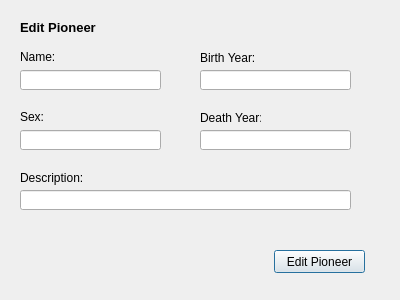
Old version of the form vika3/ui/editpioneer.ui in the repository hlynurstef/Verklegt-namskeid-1-vika-3.
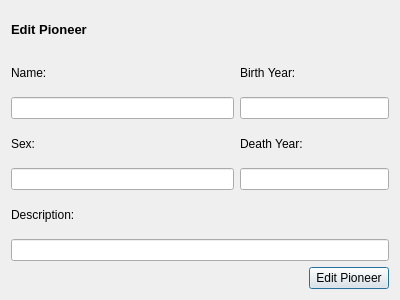
New version of the form. Icons and pictures are not drawn.

What changed in the file:
```diff
--- a/vika3/ui/editpioneer.ui
+++ b/vika3/ui/editpioneer.ui
@@ -17,147 +17,72 @@
    <iconset resource="resources.qrc">
     <normaloff>:/icons/Images/edit_.png</normaloff>:/icons/Images/edit_.png</iconset>
   </property>
+  <layout class="QGridLayout" name="gridLayout">
+   <item row="0" column="0">
   <widget class="QLabel" name="label">
-   <property name="geometry">
-    <rect>
-     <x>20</x>
-     <y>20</y>
-     <width>121</width>
-     <height>16</height>
-    </rect>
-   </property>
    <property name="text">
     <string>&lt;html&gt;&lt;head/&gt;&lt;body&gt;&lt;p&gt;&lt;span style=&quot; font-size:10pt; font-weight:600;&quot;&gt;Edit Pioneer&lt;/span&gt;&lt;/p&gt;&lt;/body&gt;&lt;/html&gt;</string>
    </property>
   </widget>
+   </item>
+   <item row="1" column="0">
   <widget class="QLabel" name="label_2">
-   <property name="geometry">
-    <rect>
-     <x>20</x>
-     <y>50</y>
-     <width>47</width>
-     <height>13</height>
-    </rect>
-   </property>
    <property name="text">
     <string>Name:</string>
    </property>
   </widget>
+   </item>
+   <item row="1" column="1">
   <widget class="QLabel" name="label_3">
-   <property name="geometry">
-    <rect>
-     <x>200</x>
-     <y>50</y>
-     <width>61</width>
-     <height>16</height>
-    </rect>
-   </property>
    <property name="text">
     <string>Birth Year:</string>
    </property>
   </widget>
-  <widget class="QLineEdit" name="lineEdit">
-   <property name="geometry">
-    <rect>
-     <x>20</x>
-     <y>70</y>
-     <width>141</width>
-     <height>20</height>
-    </rect>
-   </property>
-  </widget>
-  <widget class="QLineEdit" name="lineEdit_2">
-   <property name="geometry">
-    <rect>
-     <x>200</x>
-     <y>70</y>
-     <width>151</width>
-     <height>20</height>
-    </rect>
-   </property>
-  </widget>
+   </item>
+   <item row="2" column="0">
+    <widget class="QLineEdit" name="lineEdit"/>
+   </item>
+   <item row="2" column="1" colspan="2">
+    <widget class="QLineEdit" name="lineEdit_2"/>
+   </item>
+   <item row="3" column="0">
   <widget class="QLabel" name="label_4">
-   <property name="geometry">
-    <rect>
-     <x>20</x>
-     <y>110</y>
-     <width>47</width>
-     <height>13</height>
-    </rect>
-   </property>
    <property name="text">
     <string>Sex:</string>
    </property>
   </widget>
-  <widget class="QLineEdit" name="lineEdit_3">
-   <property name="geometry">
-    <rect>
-     <x>20</x>
-     <y>130</y>
-     <width>141</width>
-     <height>20</height>
-    </rect>
-   </property>
-  </widget>
+   </item>
+   <item row="3" column="1">
   <widget class="QLabel" name="label_5">
-   <property name="geometry">
-    <rect>
-     <x>200</x>
-     <y>110</y>
-     <width>61</width>
-     <height>16</height>
-    </rect>
-   </property>
    <property name="text">
     <string>Death Year:</string>
    </property>
   </widget>
-  <widget class="QLineEdit" name="lineEdit_4">
-   <property name="geometry">
-    <rect>
-     <x>200</x>
-     <y>130</y>
-     <width>151</width>
-     <height>20</height>
-    </rect>
-   </property>
-  </widget>
+   </item>
+   <item row="4" column="0">
+    <widget class="QLineEdit" name="lineEdit_3"/>
+   </item>
+   <item row="4" column="1" colspan="2">
+    <widget class="QLineEdit" name="lineEdit_4"/>
+   </item>
+   <item row="5" column="0">
   <widget class="QLabel" name="label_6">
-   <property name="geometry">
-    <rect>
-     <x>20</x>
-     <y>170</y>
-     <width>91</width>
-     <height>16</height>
-    </rect>
-   </property>
    <property name="text">
     <string>Description:</string>
    </property>
   </widget>
-  <widget class="QLineEdit" name="lineEdit_5">
-   <property name="geometry">
-    <rect>
-     <x>20</x>
-     <y>190</y>
-     <width>331</width>
-     <height>20</height>
-    </rect>
-   </property>
-  </widget>
+   </item>
+   <item row="6" column="0" colspan="3">
+    <widget class="QLineEdit" name="lineEdit_5"/>
+   </item>
+   <item row="7" column="2">
   <widget class="QPushButton" name="pushButton">
-   <property name="geometry">
-    <rect>
-     <x>274</x>
-     <y>250</y>
-     <width>91</width>
-     <height>23</height>
-    </rect>
-   </property>
    <property name="text">
     <string>Edit Pioneer</string>
    </property>
   </widget>
+   </item>
+  </layout>
  </widget>
  <resources>
   <include location="resources.qrc"/>
```
Lines whose indentation alone changed are shown as unchanged.
